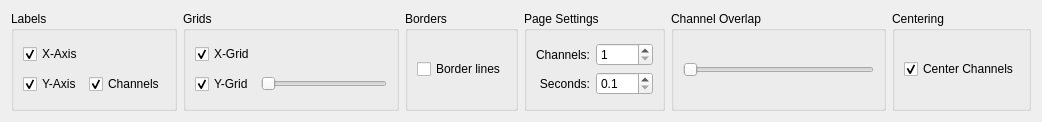
The window that src/gui_impl/signal_browser/adapt_browser_view_widget.ui (cbrnr/sigviewer) describes before a commit, drawn with Qt 5.
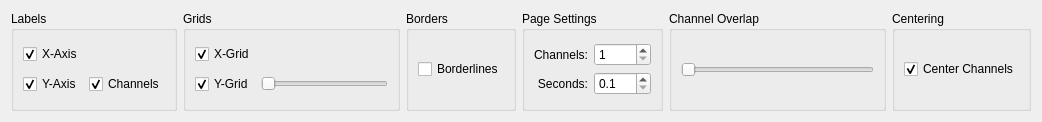
The same window after the commit.

Patch:
```diff
--- a/src/gui_impl/signal_browser/adapt_browser_view_widget.ui
+++ b/src/gui_impl/signal_browser/adapt_browser_view_widget.ui
@@ -224,7 +224,7 @@
       <item row="0" column="0">
        <widget class="QCheckBox" name="checkBox">
         <property name="text">
-         <string>Border lines</string>
+         <string>Borderlines</string>
         </property>
        </widget>
       </item>
```
